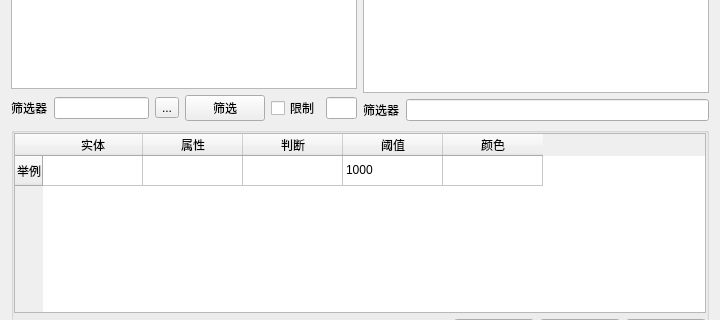
Before: the Qt Designer form AddPlotPair.ui in whatudone/plotxy, drawn with Qt 5; both pictures show x 0 to 720 and y 261 to 581 of the 720 by 847 pixel window.
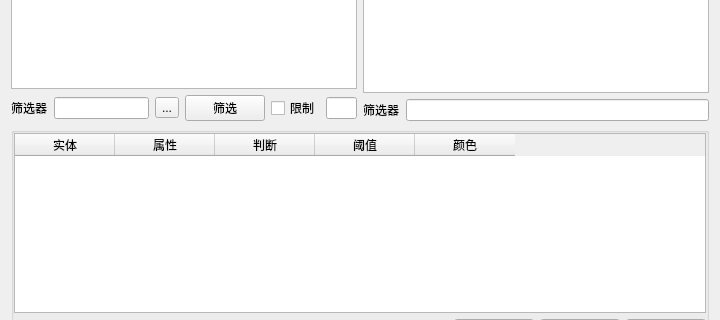
After: the same form once the commit is applied.

The edit to the form file:
```diff
--- a/AddPlotPair.ui
+++ b/AddPlotPair.ui
@@ -1936,11 +1936,6 @@
           </property>
           <item>
            <widget class="QTableWidget" name="tableWidget_LightSet">
-            <row>
-             <property name="text">
-              <string>举例</string>
-             </property>
-            </row>
             <column>
              <property name="text">
               <string>实体</string>
@@ -1966,31 +1961,6 @@
               <string>颜色</string>
              </property>
             </column>
-            <item row="0" column="0">
-             <property name="text">
-              <string/>
-             </property>
-            </item>
-            <item row="0" column="1">
-             <property name="text">
-              <string/>
-             </property>
-            </item>
-            <item row="0" column="2">
-             <property name="text">
-              <string/>
-             </property>
-            </item>
-            <item row="0" column="3">
-             <property name="text">
-              <string>1000</string>
-             </property>
-            </item>
-            <item row="0" column="4">
-             <property name="text">
-              <string/>
-             </property>
-            </item>
            </widget>
           </item>
           <item>
```
Left out of the diff: 2 changed lines with no effect on the pictures.
